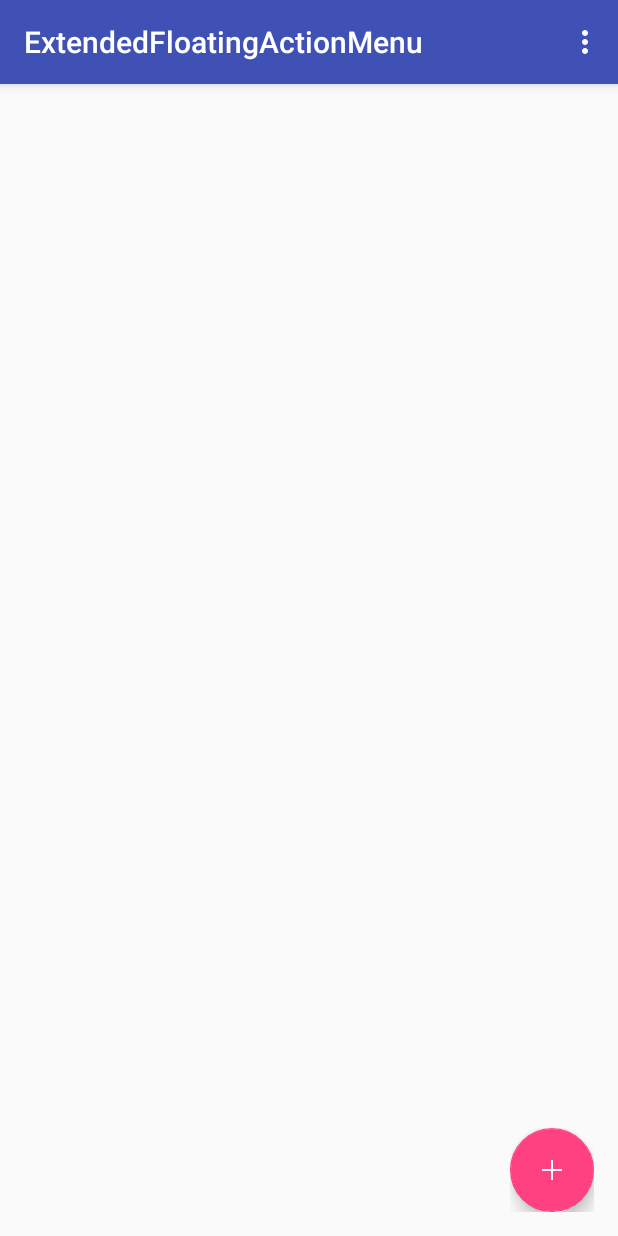
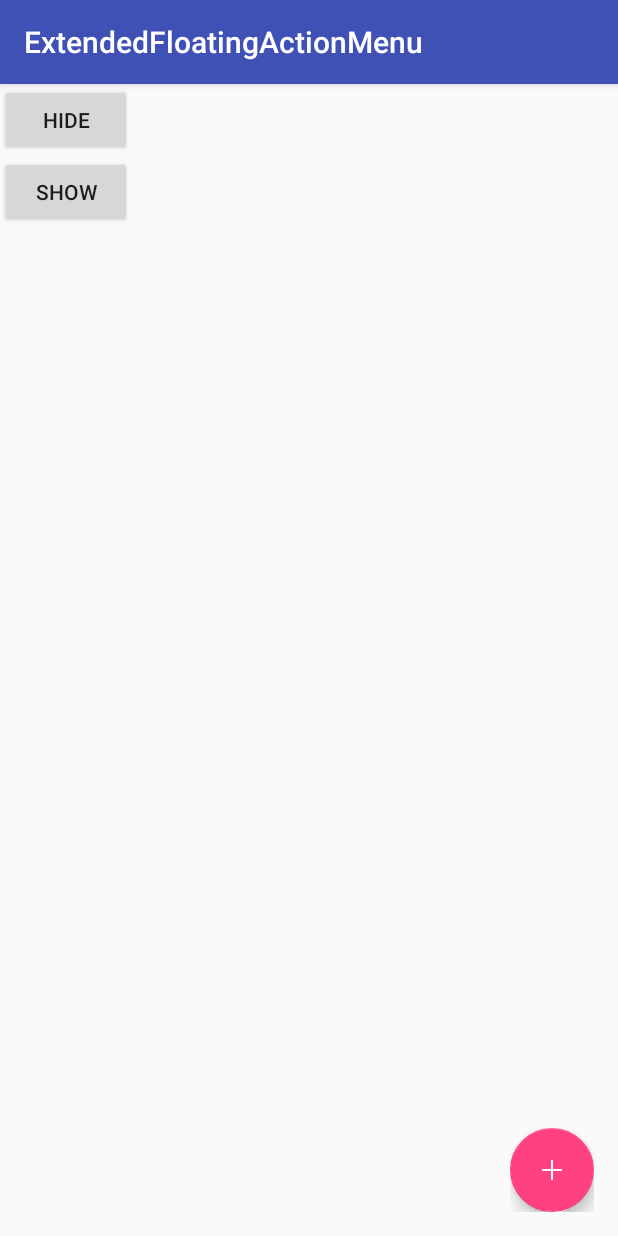
Before and after one commit to JustZak/ExtendedFloatingActionMenu, an Android app: the screen it shows after launch (MainActivity), on a phone screen of 412 x 824 dp. Run offline under Robolectric (Android 15) with nearby library versions, the phone set to English and light mode, and no system bars; libraries missing offline, so code that uses them is left out: com.facebook.stetho; 1 statement that could not run was skipped.

Commit message:
added methods to hide/show menu

```diff
--- a/app/src/main/java/com/zl/reik/extendedfloatingactionmenu/MainActivity.java
+++ b/app/src/main/java/com/zl/reik/extendedfloatingactionmenu/MainActivity.java
@@ -9,6 +9,7 @@ import android.util.Log;
 import android.view.View;
 import android.view.Menu;
 import android.view.MenuItem;
+import android.widget.Button;
 
 import com.zl.reik.floatingactionmenulibrary.ExtendedFloatingActionMenu;
 import com.zl.reik.floatingactionmenulibrary.FloatingActionMenuButton;
@@ -23,7 +24,24 @@ public class MainActivity extends AppCompatActivity {
         Toolbar toolbar = (Toolbar) findViewById(R.id.toolbar);
         setSupportActionBar(toolbar);
 
-        final ExtendedFloatingActionMenu fab = (ExtendedFloatingActionMenu) findViewById(R.id.fab);
+        final ExtendedFloatingActionMenu fam = (ExtendedFloatingActionMenu) findViewById(R.id.fab);
+
+        Button hideButton = (Button) findViewById(R.id.hide_button);
+        hideButton.setOnClickListener(new View.OnClickListener() {
+            @Override
+            public void onClick(View v) {
+                fam.collapseAndHide(true);
+            }
+        });
+
+        Button showButton = (Button) findViewById(R.id.show_button);
+        showButton.setOnClickListener(new View.OnClickListener() {
+            @Override
+            public void onClick(View v) {
+                fam.show(true);
+            }
+        });
+
 //        fab.setOnClickListener(new View.OnClickListener() {
 //            @Override
 //            public void onClick(View view) {
@@ -32,26 +50,4 @@ public class MainActivity extends AppCompatActivity {
 //            }
 //        });
     }
-
-    @Override
-    public boolean onCreateOptionsMenu(Menu menu) {
-        // Inflate the menu; this adds items to the action bar if it is present.
-        getMenuInflater().inflate(R.menu.menu_main, menu);
-        return true;
-    }
-
-    @Override
-    public boolean onOptionsItemSelected(MenuItem item) {
-        // Handle action bar item clicks here. The action bar will
-        // automatically handle clicks on the Home/Up button, so long
-        // as you specify a parent activity in AndroidManifest.xml.
-        int id = item.getItemId();
-
-        //noinspection SimplifiableIfStatement
-        if (id == R.id.action_settings) {
-            return true;
-        }
-
-        return super.onOptionsItemSelected(item);
-    }
 }
--- a/app/src/main/res/layout/content_main.xml
+++ b/app/src/main/res/layout/content_main.xml
@@ -8,4 +8,17 @@
 	tools:context="com.zl.reik.extendedfloatingactionmenu.MainActivity"
 	tools:showIn="@layout/activity_main">
 
+	<Button
+		android:id="@+id/hide_button"
+		android:layout_width="wrap_content"
+		android:layout_height="wrap_content"
+		android:text="Hide"/>
+
+	<Button
+		android:id="@+id/show_button"
+		android:layout_width="wrap_content"
+		android:layout_height="wrap_content"
+		android:text="Show"
+		android:layout_below="@id/hide_button"/>
+
 </RelativeLayout>
```
Also changed, not shown: library/src/main/java/com/zl/reik/floatingactionmenulibrary/ExtendedFloatingActionMenu.java (+25 -2 lines).
